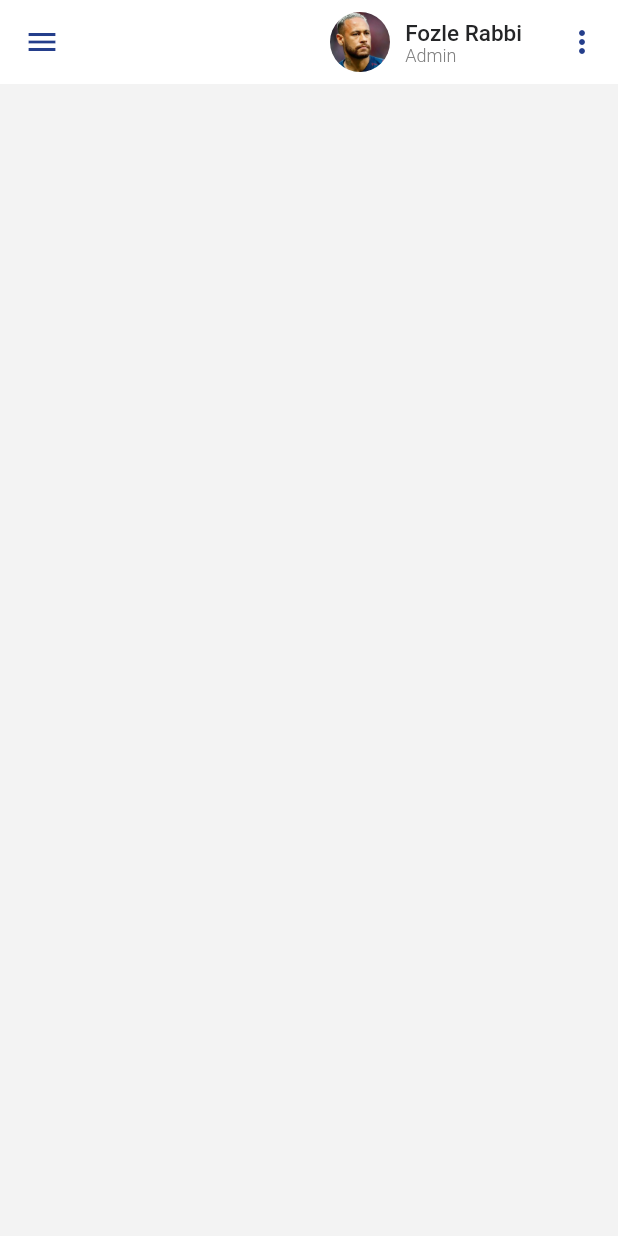
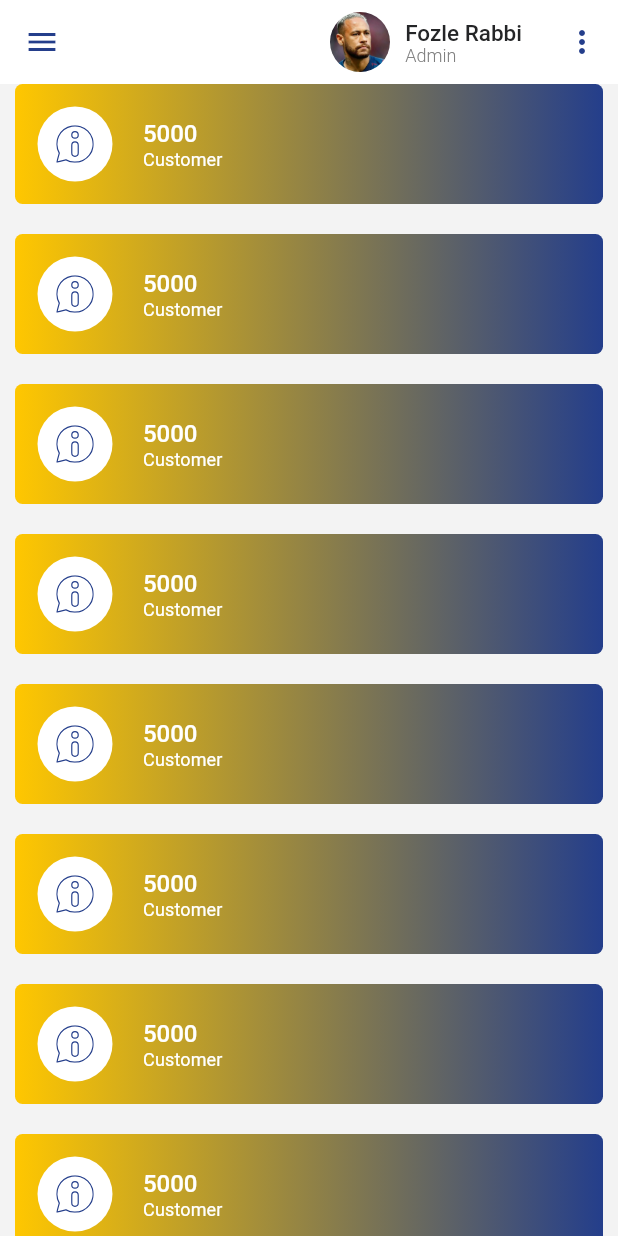
Before and after one commit to fozlerabbi321/flutter_dashboard, a Flutter app: the screen it shows after launch, on a phone screen of 412 x 824 dp. Run offline on Flutter 3.47's test engine with Material 2 defaults, Android fonts, the phone set to English and light mode, and no system bars; our stand-ins replace flutter_svg, get, get_storage, google_fonts, shared_preferences.

Commit message:
Dashboard top list show

```diff
--- a/lib/view/screens/dashboard/dashboard_screen.dart
+++ b/lib/view/screens/dashboard/dashboard_screen.dart
@@ -4,8 +4,10 @@ import 'package:flutter_dashboard/contstants/colors_data.dart';
 import 'package:flutter_dashboard/contstants/images.dart';
 import 'package:flutter_dashboard/contstants/size_config.dart';
 import 'package:flutter_dashboard/contstants/style_data.dart';
+import 'package:flutter_staggered_grid_view/flutter_staggered_grid_view.dart';
 import 'package:get/get.dart';
 
+import '../../widgets/dash_board_top_grid_card.dart';
 import '../../widgets/dashboard_appbar_acount.dart';
 import '../../widgets/side_menu.dart';
 import '../../widgets/text_image_widget.dart';
@@ -67,7 +69,32 @@ class _DashboardScreenState extends State<DashboardScreen> {
         builder: (dashBoardController) {
           return SafeArea(
             child: Stack(
+              clipBehavior: Clip.none,
               children: [
+                Padding(
+                  padding: EdgeInsets.symmetric(
+                      horizontal: SizeConfig.isMobile() ? 10 : 20),
+                  child: MasonryGridView.count(
+                    crossAxisCount: SizeConfig.isMobile() ? 1 : 4,
+                    mainAxisSpacing: SizeConfig.isMobile() ? 20 : 20,
+                    crossAxisSpacing: SizeConfig.isMobile() ? 20 : 20,
+                    itemCount: 12,
+                    physics: const ScrollPhysics(),
+                    padding: EdgeInsets.zero,
+                    itemBuilder: (BuildContext context, int index) {
+                      return InkWell(
+                        onTap: () {},
+                        child: DashboardTopCard(
+                          icon: Images.about,
+                          title: '5000',
+                          subTitle: 'Customer'.tr,
+                          startColors: kPrimaryColor,
+                          endColors: kSecondaryColor,
+                        ),
+                      );
+                    },
+                  ),
+                ),
                 Container(
                   child: dashBoardController.isAccountPopup
                       ? Positioned(
@@ -185,6 +212,7 @@ class _DashboardScreenState extends State<DashboardScreen> {
                               : const SizedBox(),
                         ),
                 ),
+
                 /* Container(
                   child: dashBoardController.isMenuPopup
                       ? Positioned(
--- /dev/null
+++ b/lib/view/widgets/dash_board_top_grid_card.dart
@@ -0,0 +1,103 @@
+import 'package:flutter/material.dart';
+import 'package:flutter_dashboard/contstants/size_config.dart';
+import 'package:flutter_dashboard/contstants/style_data.dart';
+import 'package:flutter_svg/svg.dart';
+
+import '../../contstants/colors_data.dart';
+
+class DashboardTopCard extends StatelessWidget {
+  final String icon;
+  final String title;
+  final String subTitle;
+  final Color startColors;
+  final Color endColors;
+
+  const DashboardTopCard({
+    Key? key,
+    required this.title,
+    required this.subTitle,
+    required this.icon,
+    required this.startColors,
+    required this.endColors,
+  }) : super(key: key);
+
+  @override
+  Widget build(BuildContext context) {
+    return Container(
+      padding: EdgeInsets.symmetric(
+          horizontal: 15, vertical: SizeConfig.isDesktop() ? 20 : 15),
+      decoration: BoxDecoration(
+        gradient: LinearGradient(
+          colors: [
+            startColors,
+            endColors,
+          ],
+          begin: Alignment.centerRight,
+          end: Alignment.centerLeft,
+        ),
+        borderRadius: const BorderRadius.all(
+          Radius.circular(
+            5,
+          ),
+        ),
+      ),
+      child: Column(
+        crossAxisAlignment: CrossAxisAlignment.start,
+        children: [
+          Row(
+            children: [
+              Container(
+                alignment: Alignment.centerLeft,
+                height: SizeConfig.isMobile()
+                    ? 50
+                    : SizeConfig.isTablet()
+                        ? 50
+                        : 70,
+                width: SizeConfig.isMobile()
+                    ? 50
+                    : SizeConfig.isTablet()
+                        ? 50
+                        : 70,
+                margin: const EdgeInsets.only(top: 0),
+                decoration: const BoxDecoration(
+                  color: Colors.white,
+                  shape: BoxShape.circle,
+                ),
+                child: Center(
+                  child: SizedBox(
+                    width: 25,
+                    height: 25,
+                    child: SvgPicture.asset(
+                      icon,
+                      color: kPrimaryColor,
+                    ),
+                  ),
+                ),
+              ),
+              kWidthBox20,
+              Column(
+                crossAxisAlignment: CrossAxisAlignment.start,
+                children: [
+                  Text(
+                    title,
+                    style: Theme.of(context).textTheme.subtitle1?.copyWith(
+                          fontSize: SizeConfig.isDesktop() ? 25 : 16,
+                          color: kWhiteColor,
+                        ),
+                  ),
+                  Text(
+                    subTitle,
+                    style: Theme.of(context).textTheme.subtitle2?.copyWith(
+                          color: kWhiteColor,
+                          fontSize: SizeConfig.isDesktop() ? 14 : 12,
+                        ),
+                  ),
+                ],
+              ),
+            ],
+          ),
+        ],
+      ),
+    );
+  }
+}
--- a/pubspec.yaml
+++ b/pubspec.yaml
@@ -35,7 +35,7 @@ dependencies:
   #slider banner
   carousel_slider: ^4.0.0
   #staggered_grid_view_flutter
-  flutter_staggered_grid_view: ^0.4.0
+  flutter_staggered_grid_view: ^0.6.1
   #rating bar
   flutter_rating_bar: ^4.0.0
   #Path provider
```
Also changed, not shown: pubspec.lock.
